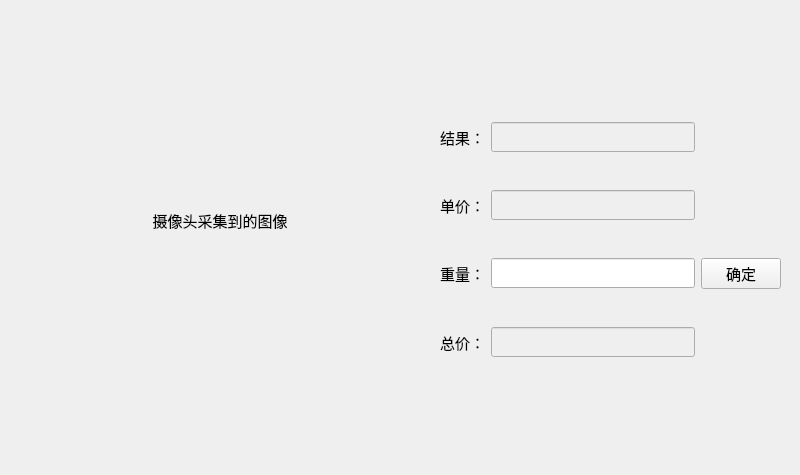
The window that UI/customer.ui (StdioA/fruit) describes before a commit, drawn with Qt 5.
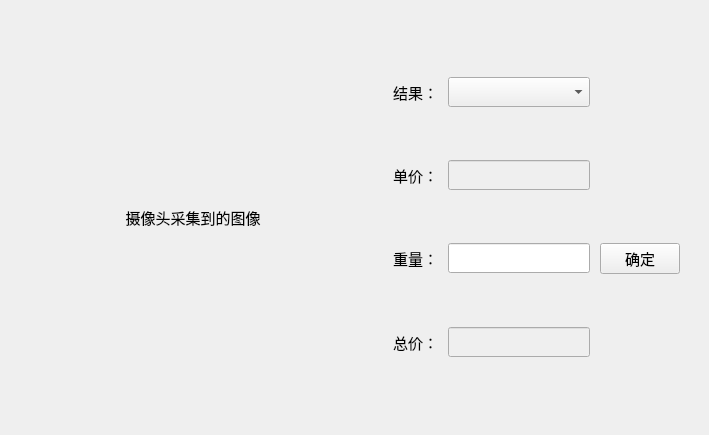
The same window after the commit.

The edit to the form file:
```diff
--- a/UI/customer.ui
+++ b/UI/customer.ui
@@ -6,99 +6,54 @@
    <rect>
     <x>0</x>
     <y>0</y>
-    <width>800</width>
-    <height>475</height>
+    <width>709</width>
+    <height>435</height>
    </rect>
   </property>
+  <property name="sizePolicy">
+   <sizepolicy hsizetype="Minimum" vsizetype="Minimum">
+    <horstretch>0</horstretch>
+    <verstretch>0</verstretch>
+   </sizepolicy>
+  </property>
+  <property name="minimumSize">
+   <size>
+    <width>80</width>
+    <height>60</height>
+   </size>
+  </property>
   <property name="windowTitle">
    <string>水果识别计价软件</string>
   </property>
   <widget class="QWidget" name="centralwidget">
-   <widget class="QLabel" name="photoLabel">
-    <property name="geometry">
-     <rect>
-      <x>20</x>
-      <y>20</y>
-      <width>400</width>
-      <height>400</height>
-     </rect>
-    </property>
-    <property name="font">
-     <font>
-      <family>YaHei Consolas Hybrid</family>
-      <pointsize>11</pointsize>
-     </font>
-    </property>
-    <property name="text">
-     <string>摄像头采集到的图像</string>
-    </property>
-    <property name="alignment">
-     <set>Qt::AlignCenter</set>
-    </property>
-   </widget>
-   <widget class="QWidget" name="layoutWidget">
-    <property name="geometry">
-     <rect>
-      <x>440</x>
-      <y>90</y>
-      <width>341</width>
-      <height>301</height>
-     </rect>
+   <property name="sizePolicy">
+    <sizepolicy hsizetype="MinimumExpanding" vsizetype="MinimumExpanding">
+     <horstretch>0</horstretch>
+     <verstretch>0</verstretch>
+    </sizepolicy>
+   </property>
+   <property name="minimumSize">
+    <size>
+     <width>120</width>
+     <height>60</height>
+    </size>
     </property>
     <layout class="QGridLayout" name="gridLayout">
-     <item row="0" column="0">
-      <widget class="QLabel" name="fruitLabel">
-       <property name="font">
-        <font>
-         <family>YaHei Consolas Hybrid</family>
-         <pointsize>11</pointsize>
-        </font>
-       </property>
-       <property name="text">
-        <string>结果：</string>
-       </property>
-      </widget>
-     </item>
      <item row="0" column="1">
-      <widget class="QLineEdit" name="fruitEdit">
-       <property name="enabled">
-        <bool>false</bool>
-       </property>
-       <property name="font">
-        <font>
-         <family>YaHei Consolas Hybrid</family>
-         <pointsize>11</pointsize>
-        </font>
-       </property>
-      </widget>
-     </item>
-     <item row="1" column="0">
-      <widget class="QLabel" name="valueLabel">
-       <property name="font">
-        <font>
-         <family>YaHei Consolas Hybrid</family>
-         <pointsize>11</pointsize>
-        </font>
-       </property>
-       <property name="text">
-        <string>单价：</string>
-       </property>
-      </widget>
-     </item>
-     <item row="1" column="1">
-      <widget class="QLineEdit" name="valueEdit">
-       <property name="enabled">
-        <bool>false</bool>
-       </property>
-       <property name="font">
-        <font>
-         <family>YaHei Consolas Hybrid</family>
-         <pointsize>11</pointsize>
-        </font>
-       </property>
-      </widget>
-     </item>
-     <item row="2" column="0">
+     <layout class="QGridLayout" name="gridLayout_3">
+      <property name="leftMargin">
+       <number>10</number>
+      </property>
+      <property name="rightMargin">
+       <number>20</number>
+      </property>
+      <property name="horizontalSpacing">
+       <number>10</number>
+      </property>
+      <property name="verticalSpacing">
+       <number>15</number>
+      </property>
+      <item row="3" column="0">
       <widget class="QLabel" name="weightLabel">
        <property name="font">
         <font>
@@ -111,7 +66,46 @@
        </property>
       </widget>
      </item>
+      <item row="2" column="0">
+       <widget class="QLabel" name="valueLabel">
+        <property name="font">
+         <font>
+          <family>YaHei Consolas Hybrid</family>
+          <pointsize>11</pointsize>
+         </font>
+        </property>
+        <property name="text">
+         <string>单价：</string>
+        </property>
+       </widget>
+      </item>
      <item row="2" column="1">
+       <widget class="QLineEdit" name="valueEdit">
+        <property name="enabled">
+         <bool>false</bool>
+        </property>
+        <property name="font">
+         <font>
+          <family>YaHei Consolas Hybrid</family>
+          <pointsize>11</pointsize>
+         </font>
+        </property>
+       </widget>
+      </item>
+      <item row="1" column="0">
+       <widget class="QLabel" name="fruitLabel">
+        <property name="font">
+         <font>
+          <family>YaHei Consolas Hybrid</family>
+          <pointsize>11</pointsize>
+         </font>
+        </property>
+        <property name="text">
+         <string>结果：</string>
+        </property>
+       </widget>
+      </item>
+      <item row="3" column="1">
       <widget class="QLineEdit" name="weightEdit">
        <property name="font">
         <font>
@@ -121,20 +115,23 @@
        </property>
       </widget>
      </item>
-     <item row="2" column="2">
-      <widget class="QPushButton" name="pushButton">
-       <property name="font">
-        <font>
-         <family>YaHei Consolas Hybrid</family>
-         <pointsize>11</pointsize>
-        </font>
-       </property>
-       <property name="text">
-        <string>确定</string>
-       </property>
-      </widget>
-     </item>
-     <item row="3" column="0">
+      <item row="5" column="1">
+       <spacer name="verticalSpacer_2">
+        <property name="orientation">
+         <enum>Qt::Vertical</enum>
+        </property>
+        <property name="sizeType">
+         <enum>QSizePolicy::Minimum</enum>
+        </property>
+        <property name="sizeHint" stdset="0">
+         <size>
+          <width>0</width>
+          <height>30</height>
+         </size>
+        </property>
+       </spacer>
+      </item>
+      <item row="4" column="0">
       <widget class="QLabel" name="totalLabel">
        <property name="font">
         <font>
@@ -147,7 +144,7 @@
        </property>
       </widget>
      </item>
-     <item row="3" column="1">
+      <item row="4" column="1">
       <widget class="QLineEdit" name="totalEdit">
        <property name="enabled">
         <bool>false</bool>
@@ -160,8 +157,96 @@
        </property>
       </widget>
      </item>
-    </layout>
-   </widget>
+      <item row="3" column="2">
+       <widget class="QPushButton" name="confirmButton">
+        <property name="font">
+         <font>
+          <family>YaHei Consolas Hybrid</family>
+          <pointsize>11</pointsize>
+         </font>
+        </property>
+        <property name="text">
+         <string>确定</string>
+        </property>
+       </widget>
+      </item>
+      <item row="1" column="1">
+       <widget class="QComboBox" name="fruitBox">
+        <property name="font">
+         <font>
+          <family>YaHei Consolas Hybrid</family>
+          <pointsize>11</pointsize>
+          <weight>50</weight>
+          <bold>false</bold>
+         </font>
+        </property>
+        <property name="editable">
+         <bool>false</bool>
+        </property>
+       </widget>
+      </item>
+      <item row="0" column="1">
+       <spacer name="verticalSpacer">
+        <property name="orientation">
+         <enum>Qt::Vertical</enum>
+        </property>
+        <property name="sizeType">
+         <enum>QSizePolicy::Minimum</enum>
+        </property>
+        <property name="sizeHint" stdset="0">
+         <size>
+          <width>0</width>
+          <height>30</height>
+         </size>
+        </property>
+       </spacer>
+      </item>
+     </layout>
+    </item>
+    <item row="0" column="0">
+     <widget class="QLabel" name="photoLabel">
+      <property name="enabled">
+       <bool>true</bool>
+      </property>
+      <property name="sizePolicy">
+       <sizepolicy hsizetype="Expanding" vsizetype="Expanding">
+        <horstretch>3</horstretch>
+        <verstretch>4</verstretch>
+       </sizepolicy>
+      </property>
+      <property name="minimumSize">
+       <size>
+        <width>3</width>
+        <height>4</height>
+       </size>
+      </property>
+      <property name="sizeIncrement">
+       <size>
+        <width>3</width>
+        <height>4</height>
+       </size>
+      </property>
+      <property name="font">
+       <font>
+        <family>YaHei Consolas Hybrid</family>
+        <pointsize>11</pointsize>
+       </font>
+      </property>
+      <property name="frameShape">
+       <enum>QFrame::NoFrame</enum>
+      </property>
+      <property name="frameShadow">
+       <enum>QFrame::Plain</enum>
+      </property>
+      <property name="text">
+       <string>摄像头采集到的图像</string>
+      </property>
+      <property name="alignment">
+       <set>Qt::AlignCenter</set>
+      </property>
+     </widget>
+    </item>
+   </layout>
   </widget>
  </widget>
  <resources/>
```
Left out of the diff: 10 changed lines with no effect on the pictures. Lines whose indentation alone changed are shown as unchanged.
